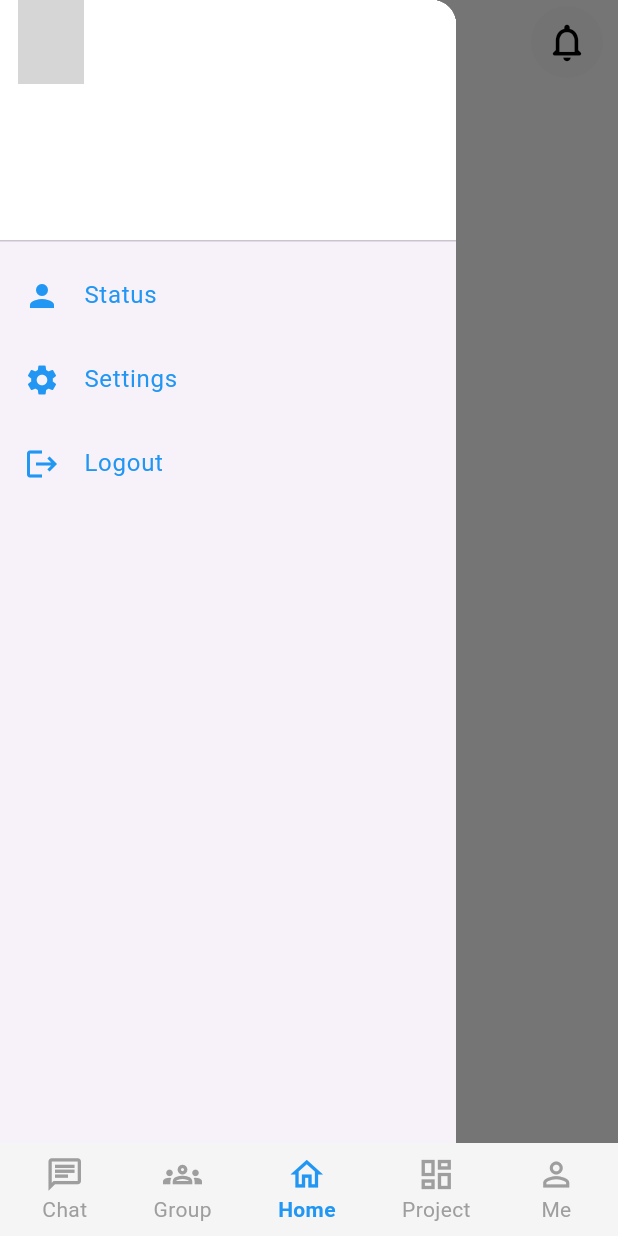
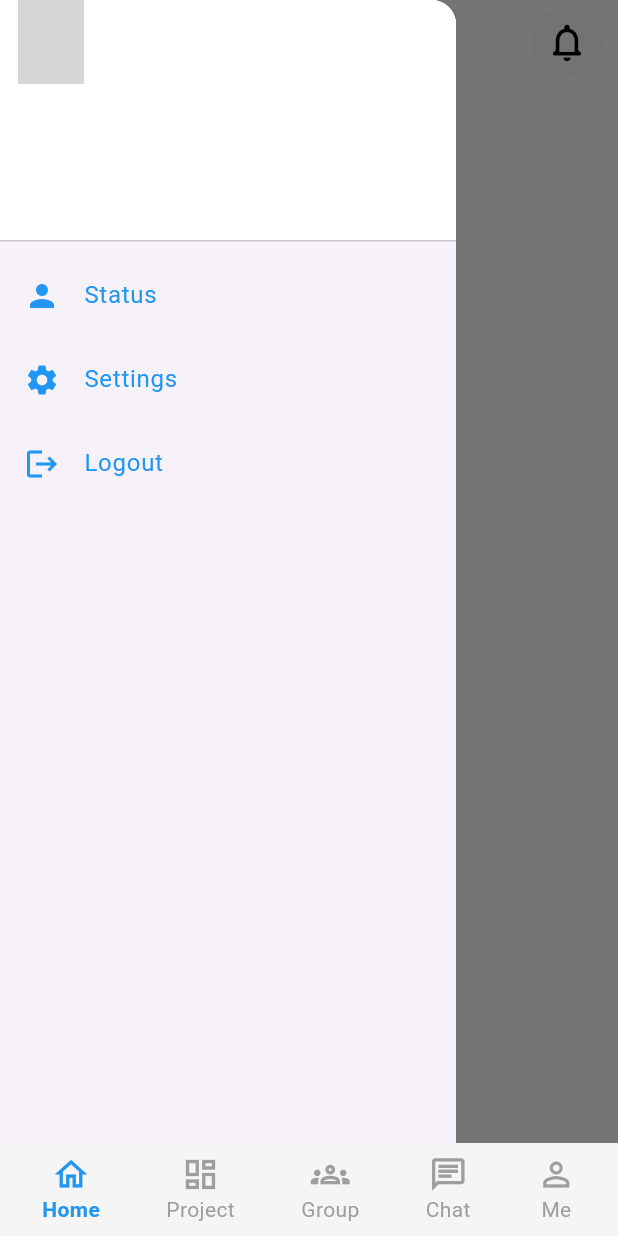
Before and after one commit to Le-Anh-Quoc/Work-Group-App, a Flutter app: the MainScreen screen opened directly, with the side drawer open, on a phone screen of 412 x 824 dp. Run offline on Flutter 3.47's test engine with Material 3 defaults, Android fonts, the phone set to English and light mode, and no system bars; our stand-ins replace cloud_firestore, file_picker, firebase_auth, firebase_core, firebase_storage, flutter_chat_types and 4 more; missing offline and left inert: firebase_app_check; accounts and stored records are empty; network calls fail; grey boxes are pictures that could not be loaded.

Commit message:
update UI mainscreen and add homeScreen

```diff
--- a/lib/screens/MainScreen.dart
+++ b/lib/screens/MainScreen.dart
@@ -36,13 +36,13 @@ class _MainScreenState extends State<MainScreen> {
   Widget _buildBody() {
     switch (_selectedIndex) {
       case 0:
+        return const HomeScreen();
+      case 1:
+        return const ListProjectScreen();
+      case 2:
+        return const ListGroupScreen();
+      case 3:
         return const ListChatScreen();
-      case 1:
-        return const ListGroupScreen();
-      case 2:
-        return const HomeScreen();
-      case 3:
-        return const ListProjectScreen();
       case 4:
         return PersonalScreen(userId: currentUserId);
       default:
@@ -66,32 +66,32 @@ class _MainScreenState extends State<MainScreen> {
                 mainAxisAlignment: MainAxisAlignment.spaceEvenly,
                 children: [
                   BottomNavItem(
-                    icon: Icons.chat_outlined,
-                    label: 'Chat',
+                    icon: Icons.home_outlined,
+                    label: 'Home',
                     isSelected: _selectedIndex == 0,
                     onTap: () {
                       _onItemTapped(0);
                     },
                   ),
                   BottomNavItem(
-                    icon: Icons.groups_outlined,
-                    label: 'Group',
+                    icon: Icons.dashboard_outlined,
+                    label: 'Project',
                     isSelected: _selectedIndex == 1,
                     onTap: () {
                       _onItemTapped(1);
                     },
                   ),
                   BottomNavItem(
-                    icon: Icons.home_outlined,
-                    label: 'Home',
+                    icon: Icons.groups_outlined,
+                    label: 'Group',
                     isSelected: _selectedIndex == 2,
                     onTap: () {
                       _onItemTapped(2);
                     },
                   ),
                   BottomNavItem(
-                    icon: Icons.dashboard_outlined,
-                    label: 'Project',
+                    icon: Icons.chat_outlined,
+                    label: 'Chat',
                     isSelected: _selectedIndex == 3,
                     onTap: () {
                       _onItemTapped(3);
@@ -109,46 +109,6 @@ class _MainScreenState extends State<MainScreen> {
               ),
             ),
           ),
-
-          //Centering the floating button with adequate spacing
-          // Positioned(
-          //   bottom: 30, // Distance from the bottom
-          //   left: MediaQuery.of(context).size.width / 2 - 30,
-          //   child: Container(
-          //     width: 60,
-          //     height: 60,
-          //     decoration: const BoxDecoration(
-          //       shape: BoxShape.circle,
-          //       color: Colors.blue,
-          //       boxShadow: [
-          //         BoxShadow(
-          //           color: Colors.black26,
-          //           blurRadius: 8.0,
-          //           offset: Offset(0, 4),
-          //         ),
-          //       ],
-          //     ),
-          //     child: ClipOval(
-          //       child: Material(
-          //         color: Colors.blue,
-          //         child: InkWell(
-          //           onTap: () {
-          //             Navigator.of(context).push(
-          //               MaterialPageRoute(
-          //                 builder: (_) => const AddGroupScreen(),
-          //               ),
-          //             );
-          //           },
-          //           child: const SizedBox(
-          //             width: 60,
-          //             height: 60,
-          //             child: Icon(Icons.add, size: 30, color: Colors.white),
-          //           ),
-          //         ),
-          //       ),
-          //     ),
-          //   ),
-          // ),
         ],
       ),
     );
--- a/lib/screens/authentication/LoginScreen.dart
+++ b/lib/screens/authentication/LoginScreen.dart
@@ -35,7 +35,7 @@ class _LoginScreenState extends State<LoginScreen> {
           });
           Navigator.push(
             context,
-            MaterialPageRoute(builder: (_) => const MainScreen(selectedIndex: 2)),
+            MaterialPageRoute(builder: (_) => const MainScreen(selectedIndex: 0)),
           );
         } else {
           setState(() {
--- a/lib/screens/project/DetailProjectScreen.dart
+++ b/lib/screens/project/DetailProjectScreen.dart
@@ -44,7 +44,7 @@ class _DetailProjectScreenState extends State<DetailProjectScreen> {
               onPressed: () {
                 Navigator.of(context).push(
                   MaterialPageRoute(
-                    builder: (_) => const MainScreen(selectedIndex: 3),
+                    builder: (_) => const MainScreen(selectedIndex: 1),
                   ),
                 );
               },
```
Also changed, not shown: lib/screens/group/ListGroupScreen.dart (+55 -8 lines).
